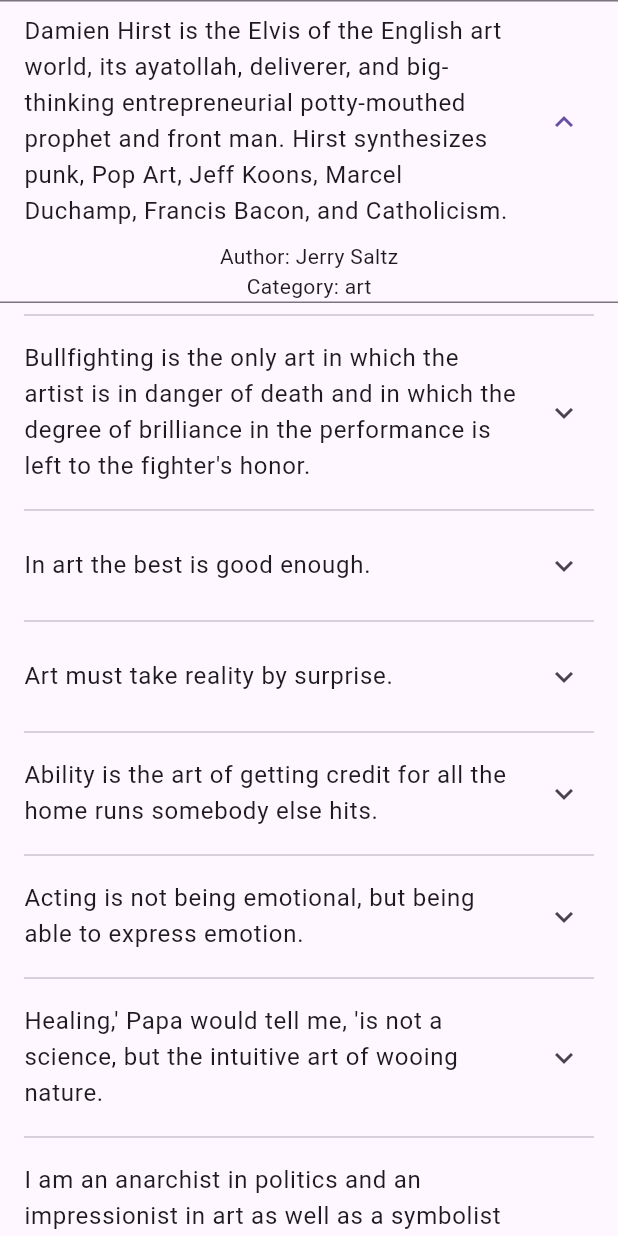
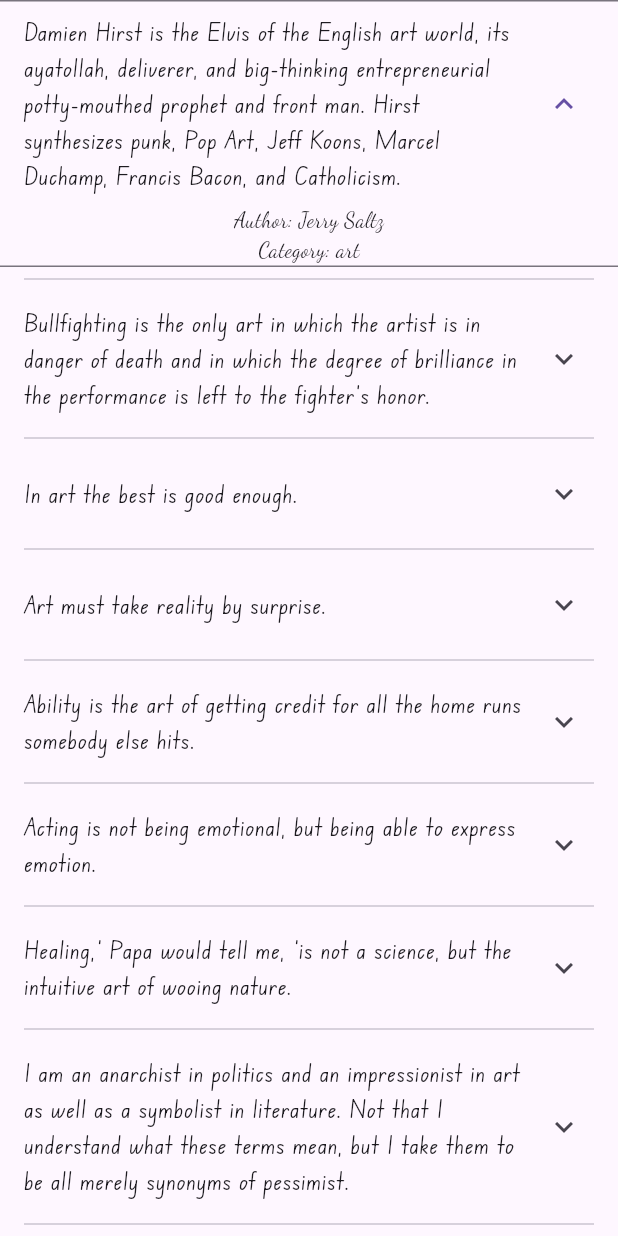
Before and after one commit to IamJayGondaliya/quotes_app, a Flutter app: what quotesListView() shows on an empty page, opened directly, after a tap on "Damien Hirst is the Elvis of the English", on a phone screen of 412 x 824 dp. Run offline on Flutter 3.47's test engine with Material 3 defaults, Android fonts, the phone set to English and light mode, and no system bars; our stand-ins replace google_fonts.

Commit message:
Custom fonts

```diff
--- a/lib/app.dart
+++ b/lib/app.dart
@@ -1,3 +1,5 @@
+import 'package:quotes_app/utils/fonts_enum.dart';
+
 import 'headers.dart';
 
 class MyApp extends StatelessWidget {
@@ -7,6 +9,9 @@ class MyApp extends StatelessWidget {
   Widget build(BuildContext context) {
     return MaterialApp(
       debugShowCheckedModeBanner: false,
+      theme: ThemeData(
+        fontFamily: AppFonts.dancingScript.name,
+      ),
       routes: AppRoutes.routes,
     );
   }
--- a/lib/pages/home_page/components/quotes_list_view.dart
+++ b/lib/pages/home_page/components/quotes_list_view.dart
@@ -1,4 +1,5 @@
 import 'package:quotes_app/headers.dart';
+import 'package:quotes_app/utils/fonts_enum.dart';
 
 Widget quotesListView() {
   return Expanded(
@@ -6,7 +7,12 @@ Widget quotesListView() {
     child: ListView.separated(
       itemCount: allQuotes.length,
       itemBuilder: (context, index) => ExpansionTile(
-        title: Text(allQuotes[index].quote),
+        title: Text(
+          allQuotes[index].quote,
+          style: TextStyle(
+            fontFamily: AppFonts.foundation.name,
+          ),
+        ),
         children: [
           Text("Author: ${allQuotes[index].author}"),
           Text("Category: ${allQuotes[index].category}"),
--- /dev/null
+++ b/lib/utils/fonts_enum.dart
@@ -0,0 +1,7 @@
+enum AppFonts {
+  dancingScript,
+  foundation,
+  lobster,
+  playFair,
+  roboto,
+}
```
Also changed, not shown: lib/pages/home_page/components/quotes_grid_view.dart (+8 -1 lines), pubspec.yaml (+20 -1 lines), lib/assets/fonts/ds.ttf (added), lib/assets/fonts/fnd.ttf (added), lib/assets/fonts/lbs.ttf (added), lib/assets/fonts/pfd.ttf (added), lib/assets/fonts/rs.ttf (added), pubspec.lock, 1 other file.
